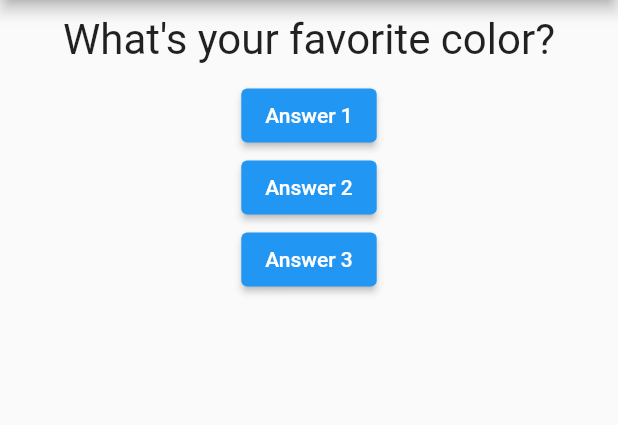
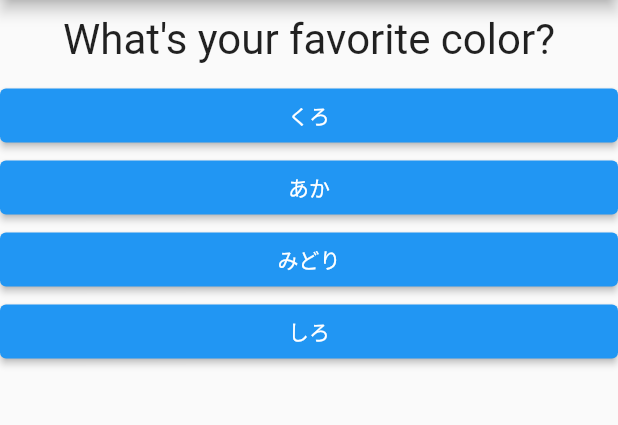
Before and after one commit to harusys/udemy, a Flutter app: the screen it shows after launch, on a phone screen of 412 x 824 dp, the part 84-509 px from its top. Run offline on Flutter 3.47's test engine with Material 2 defaults, Android fonts, the light colour scheme and no system bars.

Commit message:
section2-5: Advanced Flutter & Dart Basics

```diff
--- /dev/null
+++ b/lib/answer.dart
@@ -0,0 +1,19 @@
+import 'package:flutter/material.dart';
+
+class Answer extends StatelessWidget {
+  final String answerText;
+  final VoidCallback selectHandler;
+
+  Answer(this.answerText, this.selectHandler);
+
+  @override
+  Widget build(BuildContext context) {
+    return Container(
+      width: double.infinity,
+      child: ElevatedButton(
+        child: Text(answerText),
+        onPressed: selectHandler,
+      ),
+    );
+  }
+}
--- a/lib/main.dart
+++ b/lib/main.dart
@@ -1,6 +1,7 @@
 import 'package:flutter/material.dart';
 
 import './question.dart';
+import './answer.dart';
 
 void main() => runApp(MyApp());
 
@@ -24,10 +25,17 @@ class _MyAppState extends State<MyApp> {
 
   @override
   Widget build(BuildContext context) {
-    var questions = [
-      'What\'s your favorite color?',
-      'What\'s your favorite animal?',
+    const questions = [
+      {
+        'questionText': 'What\'s your favorite color?',
+        'answer': ['くろ', 'あか', 'みどり', 'しろ'],
+      },
+      {
+        'questionText': 'What\'s your favorite animal?',
+        'answer': ['ウサギ', 'ヘビ', 'ゾウ', 'ライオン'],
+      },
     ];
+
     return MaterialApp(
       home: Scaffold(
         appBar: AppBar(
@@ -36,20 +44,12 @@ class _MyAppState extends State<MyApp> {
         body: Column(
           children: <Widget>[
             Question(
-              questions[_questionIndex],
+              questions[_questionIndex]['questionText'] as String,
             ),
-            ElevatedButton(
-              child: Text('Answer 1'),
-              onPressed: _answerQuestion,
-            ),
-            ElevatedButton(
-              child: Text('Answer 2'),
-              onPressed: _answerQuestion,
-            ),
-            ElevatedButton(
-              child: Text('Answer 3'),
-              onPressed: _answerQuestion,
-            ),
+            ...(questions[_questionIndex]['answer'] as List<String>)
+                .map((answer) {
+              return Answer(answer, _answerQuestion);
+            }).toList()
           ],
         ),
       ),
```
